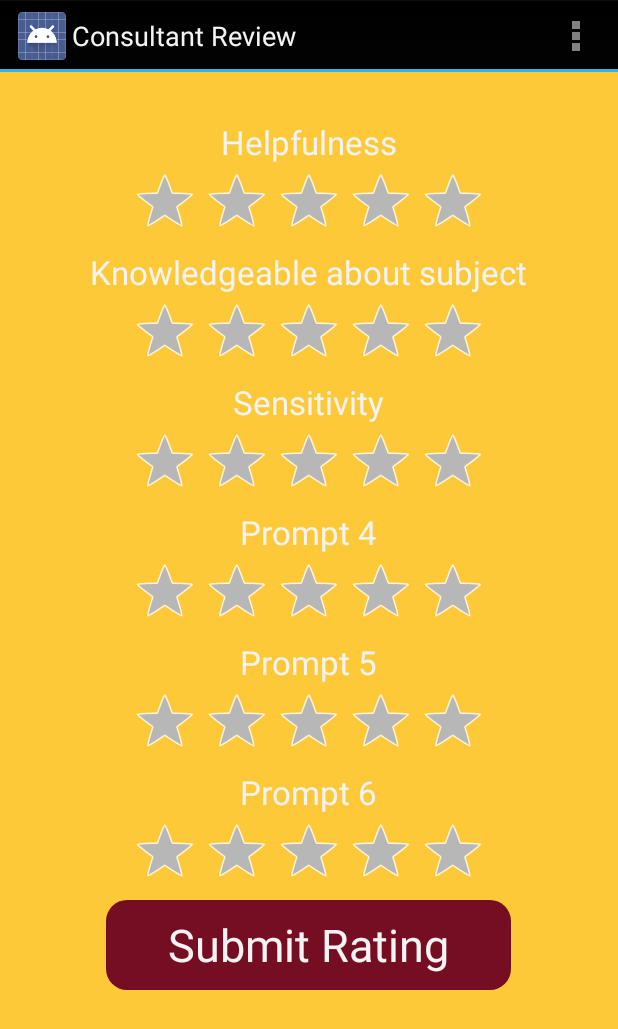
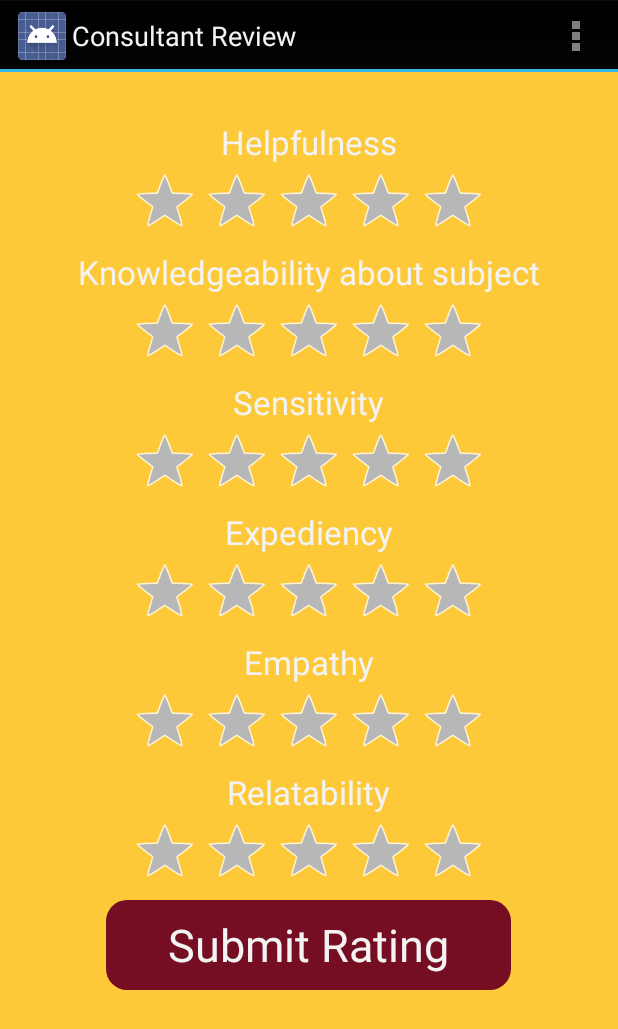
Before and after one commit to emmax86/H4H_2014, an Android app: the Rating_Activity screen opened directly, with no data from a screen before it, on a phone screen of 412 x 824 dp. Shown: the top 1029 px of the screen. Run offline under Robolectric (Android 15) with nearby library versions, the phone set to English and light mode, and no system bars.

Commit message:
Better placeholders.

```diff
--- a/android/app/src/main/res/layout/activity_rating.xml
+++ b/android/app/src/main/res/layout/activity_rating.xml
@@ -46,7 +46,7 @@
                 android:layout_height="wrap_content"
                 android:textAppearance="?android:attr/textAppearanceLarge"
                 android:layout_gravity="center_horizontal"
-                android:text="Knowledgeable about subject"
+                android:text="Knowledgeability about subject"
                 android:id="@+id/question2" />
 
             <RatingBar
@@ -74,7 +74,7 @@
                 android:layout_height="wrap_content"
                 android:textAppearance="?android:attr/textAppearanceLarge"
                 android:layout_gravity="center_horizontal"
-                android:text="Prompt 4"
+                android:text="Expediency"
                 android:id="@+id/question4" />
 
             <RatingBar
@@ -88,7 +88,7 @@
                 android:layout_height="wrap_content"
                 android:textAppearance="?android:attr/textAppearanceLarge"
                 android:layout_gravity="center_horizontal"
-                android:text="Prompt 5"
+                android:text="Empathy"
                 android:id="@+id/question5" />
 
             <RatingBar
@@ -102,7 +102,7 @@
                 android:layout_height="wrap_content"
                 android:textAppearance="?android:attr/textAppearanceLarge"
                 android:layout_gravity="center_horizontal"
-                android:text="Prompt 6"
+                android:text="Relatability"
                 android:id="@+id/question6" />
 
             <RatingBar
```
